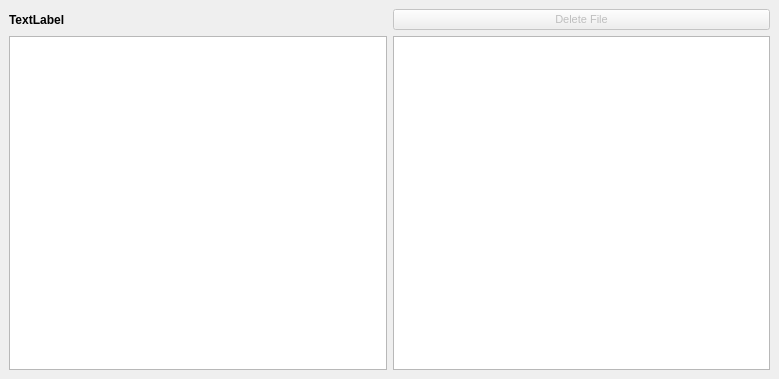
This is GUI/resultGUI.ui in AlexDevFull/SearchDuplicateApp as Qt 5 draws it before an edit. The edited form follows.
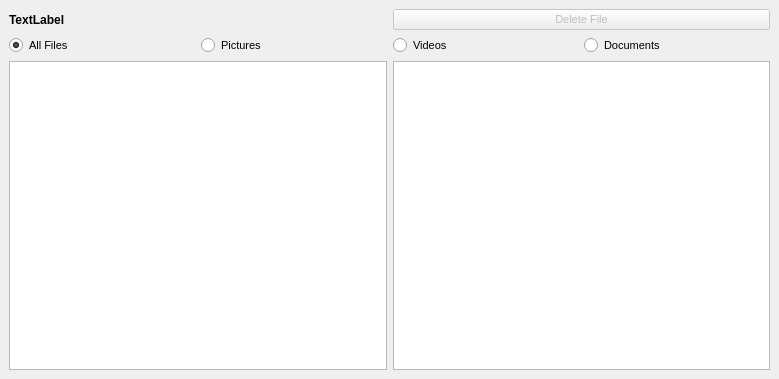
This is the edited form. Icons and pictures are not drawn.

Commit message: added filtering by types

```diff
--- a/GUI/resultGUI.ui
+++ b/GUI/resultGUI.ui
@@ -61,6 +61,53 @@
       </item>
      </layout>
     </item>
+    <item>
+     <layout class="QHBoxLayout" name="horizontalLayout_3">
+      <item>
+       <widget class="QRadioButton" name="all_radioButton">
+        <property name="text">
+         <string>All Files</string>
+        </property>
+        <property name="checked">
+         <bool>true</bool>
+        </property>
+        <attribute name="buttonGroup">
+         <string notr="true">buttonGroup</string>
+        </attribute>
+       </widget>
+      </item>
+      <item>
+       <widget class="QRadioButton" name="picture_radioButton">
+        <property name="text">
+         <string>Pictures</string>
+        </property>
+        <attribute name="buttonGroup">
+         <string notr="true">buttonGroup</string>
+        </attribute>
+       </widget>
+      </item>
+      <item>
+       <widget class="QRadioButton" name="video_radioButton">
+        <property name="text">
+         <string>Videos</string>
+        </property>
+        <attribute name="buttonGroup">
+         <string notr="true">buttonGroup</string>
+        </attribute>
+       </widget>
+      </item>
+      <item>
+       <widget class="QRadioButton" name="doc_radioButton">
+        <property name="text">
+         <string>Documents</string>
+        </property>
+        <attribute name="buttonGroup">
+         <string notr="true">buttonGroup</string>
+        </attribute>
+       </widget>
+      </item>
+     </layout>
+    </item>
     <item>
      <layout class="QHBoxLayout" name="horizontalLayout">
       <item>
```
Left out of the diff: 3 changed lines with no effect on the pictures. The commit also changes 2 other files.
